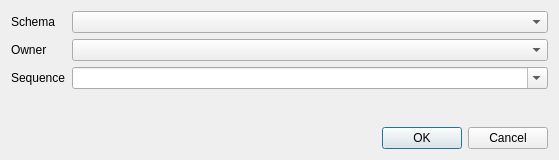
The window that GUI/pgdba_ddlgenplugin/dlgparametersequence.ui (marcotcal/PG-DBA-Tools) describes before a commit, drawn with Qt 5.
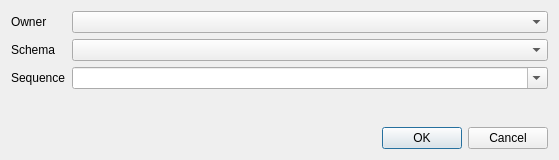
The same window after the commit.

Commit message: Reorganizing the dialog methods

Diff of the .ui file:
```diff
--- a/GUI/pgdba_ddlgenplugin/dlgparametersequence.ui
+++ b/GUI/pgdba_ddlgenplugin/dlgparametersequence.ui
@@ -17,13 +17,23 @@
    <item>
     <layout class="QFormLayout" name="formLayout">
      <item row="0" column="0">
+      <widget class="QLabel" name="label_3">
+       <property name="text">
+        <string>Owner</string>
+       </property>
+      </widget>
+     </item>
+     <item row="0" column="1">
+      <widget class="QComboBox" name="object_owner"/>
+     </item>
+     <item row="1" column="0">
       <widget class="QLabel" name="label">
        <property name="text">
         <string>Schema</string>
        </property>
       </widget>
      </item>
-     <item row="0" column="1">
+     <item row="1" column="1">
       <widget class="QComboBox" name="schema_name"/>
      </item>
      <item row="2" column="0">
@@ -40,16 +50,6 @@
        </property>
       </widget>
      </item>
-     <item row="1" column="0">
-      <widget class="QLabel" name="label_3">
-       <property name="text">
-        <string>Owner</string>
-       </property>
-      </widget>
-     </item>
-     <item row="1" column="1">
-      <widget class="QComboBox" name="object_owner"/>
-     </item>
     </layout>
    </item>
    <item>
```
Left out of the diff: 13 changed lines with no effect on the pictures. The commit also changes 5 other files.
